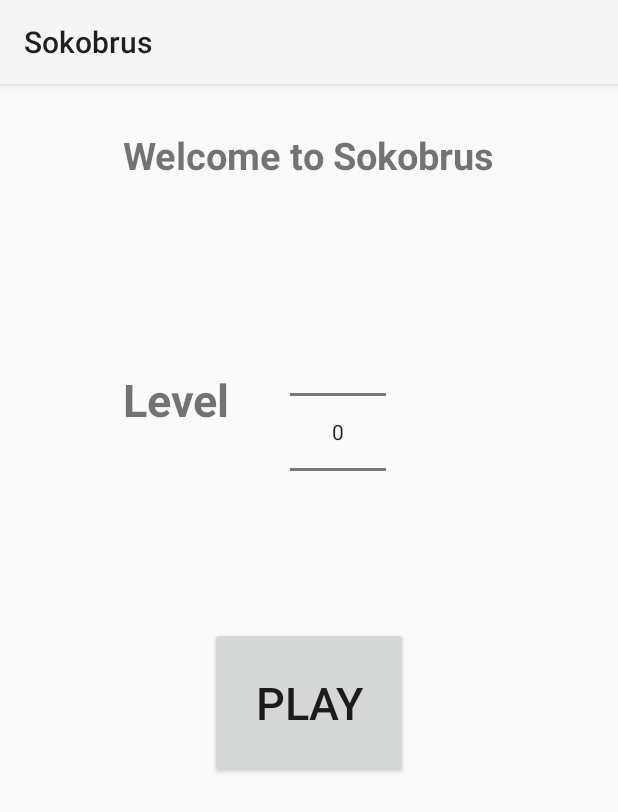
After one commit to brus/Sokobrus, an Android app: the layout activity_welcome_screen.xml on its own in the app's theme, with its tools: preview values and no code run, on a phone screen of 412 x 824 dp. The commit adds this screen. Shown: the top 812 px of the screen. Run offline under Robolectric (Android 15) with nearby library versions, the phone set to English and light mode, and no system bars.

Commit message:
In the middle of welcome screen.

```diff
--- /dev/null
+++ b/Sokobrus/app/src/main/res/layout/activity_welcome_screen.xml
@@ -0,0 +1,54 @@
+<?xml version="1.0" encoding="utf-8"?>
+<RelativeLayout xmlns:android="http://schemas.android.com/apk/res/android"
+    android:orientation="vertical"
+    android:layout_width="match_parent"
+    android:layout_height="match_parent">
+
+    <TextView
+        android:layout_width="wrap_content"
+        android:layout_height="wrap_content"
+        android:text="@string/welcome"
+        android:textSize="25dp"
+        android:textStyle="bold"
+        android:layout_alignParentTop="true"
+        android:layout_centerHorizontal="true"
+        android:layout_marginTop="30dp"
+        android:id="@+id/textView" />
+
+    <LinearLayout
+        android:layout_width="wrap_content"
+        android:layout_height="wrap_content"
+        android:orientation="horizontal"
+        android:layout_below="@+id/textView"
+        android:layout_alignLeft="@+id/textView"
+        android:layout_alignStart="@+id/textView"
+        android:layout_marginTop="77dp"
+        android:id="@+id/linearLayout">
+
+        <TextView
+            android:layout_width="wrap_content"
+            android:layout_height="wrap_content"
+            android:text="@string/level"
+            android:textSize="30dp"
+            android:textStyle="bold"
+            android:layout_marginRight="40dp"
+            android:layout_marginTop="48dp" />
+
+        <NumberPicker
+            android:id="@+id/selected_level"
+            android:layout_width="wrap_content"
+            android:layout_height="wrap_content"></NumberPicker>
+    </LinearLayout>
+
+    <Button
+        android:id="@+id/play"
+        android:layout_width="wrap_content"
+        android:layout_height="wrap_content"
+        android:padding="30dp"
+        android:textSize="30dp"
+        android:text="@string/play"
+        android:layout_marginTop="40dp"
+        android:layout_below="@+id/linearLayout"
+        android:layout_centerHorizontal="true" />
+
+</RelativeLayout>
--- a/Sokobrus/app/src/main/res/values/strings.xml
+++ b/Sokobrus/app/src/main/res/values/strings.xml
@@ -5,5 +5,9 @@
     <string name="hello_world">Hello world!</string>
     <string name="select_level">Level %d</string>
     <string name="undo">Undo</string>
+    <string name="level_complete">Level Complete</string>
+    <string name="welcome">Welcome to Sokobrus</string>
+    <string name="level">Level</string>
+    <string name="play">Play</string>
 
 </resources>
```
Also changed, not shown: Sokobrus/app/src/main/java/com/brus/sokobrus/view/MainActivity.java (+47 -13 lines), Sokobrus/app/src/main/res/layout/level_complete.xml (added, +55 -0 lines), Sokobrus/app/src/main/res/drawable/main_menu.png (added), Sokobrus/app/src/main/res/drawable/next_level.png (added), Sokobrus/app/src/main/res/drawable/replay_level.png (added), 5 other files.
